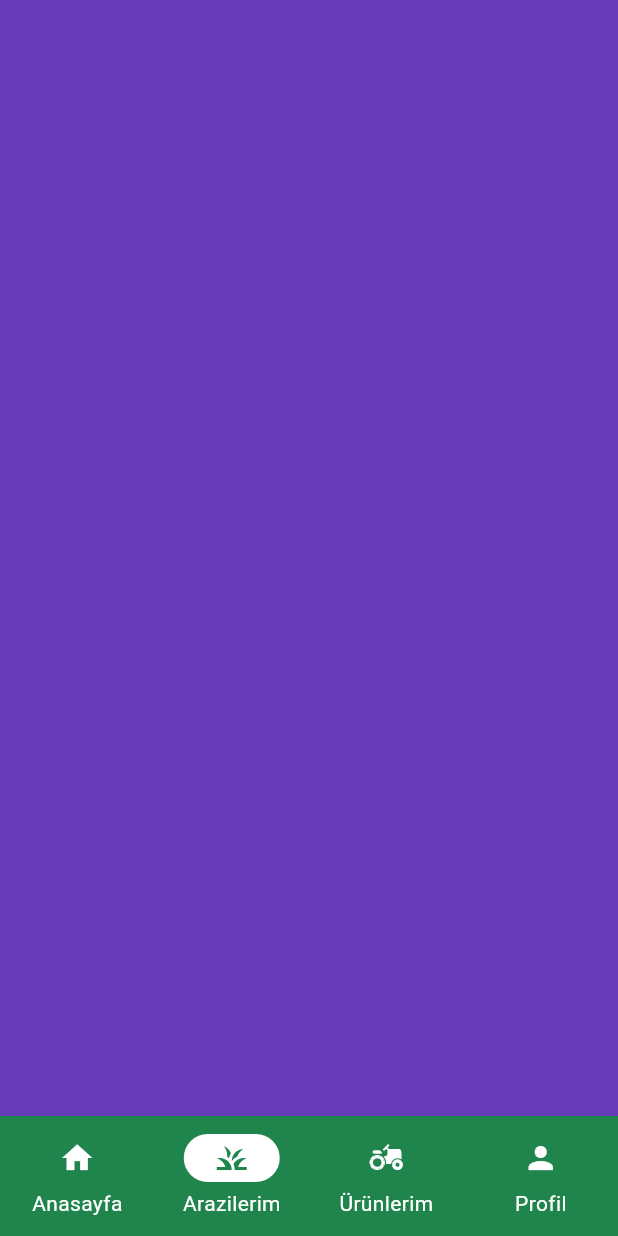
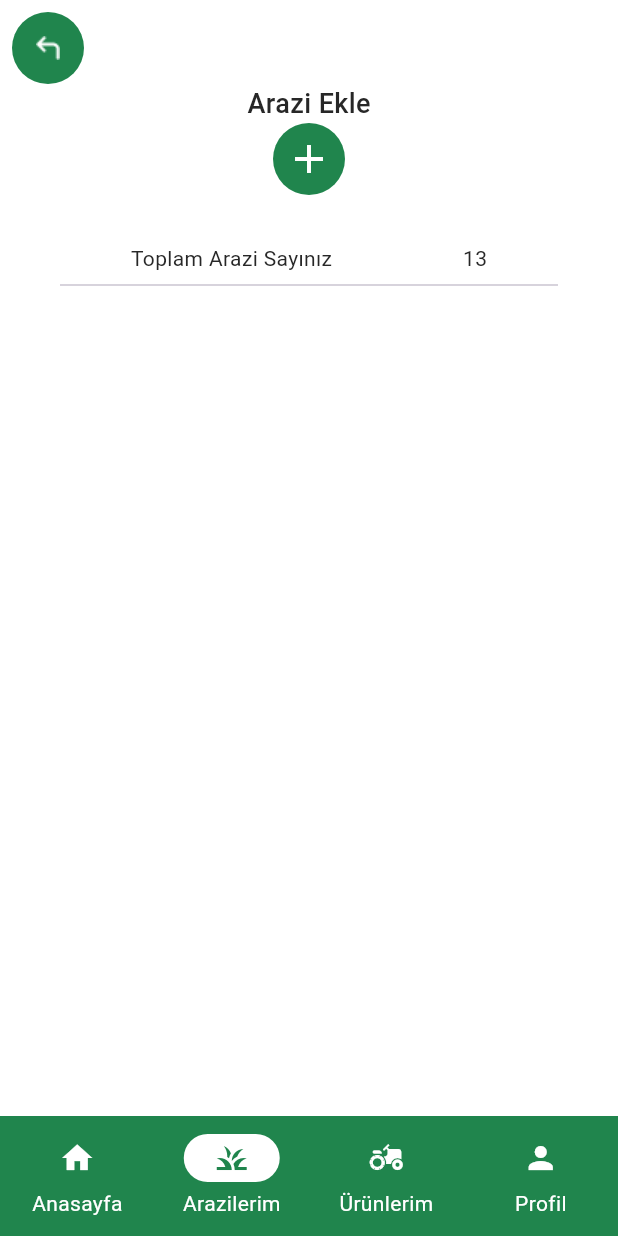
Before and after one commit to Mudrowe/Toprak-Rehberi, a Flutter app: the NavigationMenu screen opened directly, item 2 of the bottom bar chosen, on a phone screen of 412 x 824 dp. Run offline on Flutter 3.47's test engine with Material 3 defaults, Android fonts, the phone set to English and light mode, and no system bars; our stand-ins replace carousel_slider, fl_chart, get, logger, percent_indicator.

Commit message:
frontend: add lands screen
Change the icon button theme

```diff
--- a/lib/common/widgets/appbar/appbar.dart
+++ b/lib/common/widgets/appbar/appbar.dart
@@ -1,6 +1,6 @@
 import 'package:flutter/material.dart';
 import 'package:get/get.dart';
-import 'package:toprak_rehberi/common/widgets/appbar/widgets/circular_icon_button.dart';
+import 'package:toprak_rehberi/common/widgets/custom_shapes/circular_icon_button.dart';
 import 'package:toprak_rehberi/utils/constants/image_strings.dart';
 import 'package:toprak_rehberi/utils/device/device_utility.dart';
 
--- a/lib/features/main_pages/home/home.dart
+++ b/lib/features/main_pages/home/home.dart
@@ -10,7 +10,6 @@ import 'package:toprak_rehberi/utils/constants/sizes.dart';
 import 'package:toprak_rehberi/utils/constants/text_strings.dart';
 import 'package:toprak_rehberi/utils/helpers/helper_functions.dart';
 
-// TODO: ProductCards aren't recieved dynamically.
 // TODO: So, Stats are not compatible with products in the productsScreen
 
 // ! FIX: There isn't any length check for legendItems.
@@ -31,12 +30,14 @@ class HomeScreen extends StatelessWidget {
     return Scaffold(
       body: Column(
         children: [
-          const SizedBox(
-            height: TSizes.spaceBtwSections,
-          ),
+          const SizedBox(height: TSizes.spaceBtwSections),
 
-          TCardSlider(cards: cards,),
+          // Carousel Slider
+          TCardSlider(cards: cards),
+
           const SizedBox(height: TSizes.spaceBtwItems),
+
+          // Products stats
           Row(
             crossAxisAlignment: CrossAxisAlignment.center,
             mainAxisAlignment: MainAxisAlignment.spaceEvenly,
@@ -57,6 +58,8 @@ class HomeScreen extends StatelessWidget {
               ),
             ],
           ),
+
+          // Products Pie Chart
           TPieChart(
             chartName: TTexts.productDistribution,
             sections: [
@@ -104,15 +107,16 @@ class HomeScreen extends StatelessWidget {
               ),
             ],
           ),
-          const SizedBox(
-            height: TSizes.spaceBtwItems,
-          ),
+
+          const SizedBox(height: TSizes.spaceBtwItems),
+
+          // Lands Stats
           Row(
             crossAxisAlignment: CrossAxisAlignment.center,
             mainAxisAlignment: MainAxisAlignment.spaceEvenly,
             children: [
               Text(
-                TTexts.totalFields,
+                TTexts.totalLands,
                 style: TextStyle(
                     color: textColor,
                     fontWeight: FontWeight.bold,
@@ -127,8 +131,10 @@ class HomeScreen extends StatelessWidget {
               ),
             ],
           ),
+
+          // Lands Pie Chart
           TPieChart(
-            chartName: TTexts.fieldDistribution,
+            chartName: TTexts.landDistribution,
             sections: [
               PieChartSectionData(
                   value: 60,
--- a/lib/features/main_pages/home/widgets/product_card_home.dart
+++ b/lib/features/main_pages/home/widgets/product_card_home.dart
@@ -11,6 +11,8 @@ import 'package:toprak_rehberi/utils/constants/sizes.dart';
 // ! Maybe it will be like the searchbox style
 
 // ? pieChartColor1 is too dark for dark mod. Consider to change it
+
+// ! IconButton theme breaks the left-right arrows in the TProductCardHome.
 
 class TProductCardHome extends StatelessWidget {
   const TProductCardHome({
@@ -36,8 +38,8 @@ class TProductCardHome extends StatelessWidget {
         child: Row(
           mainAxisAlignment: MainAxisAlignment.spaceEvenly,
           children: [
-            IconButton(
-                onPressed: () {}, icon: const Icon(Icons.arrow_left_sharp)),
+            // ! IconButton theme breaks the left-right arrows in the TProductCardHome.
+            //IconButton(onPressed: () {}, icon: const Icon(Icons.arrow_left_sharp)),
             Column(
               children: [
                 const Text(
@@ -74,8 +76,8 @@ class TProductCardHome extends StatelessWidget {
                 ),
               ],
             ),
-            IconButton(
-                onPressed: () {}, icon: const Icon(Icons.arrow_right_sharp)),
+            // ! IconButton theme breaks the left-right arrows in the TProductCardHome.
+            //IconButton(onPressed: () {}, icon: const Icon(Icons.arrow_right_sharp)),
           ],
         ),
       ),
--- /dev/null
+++ b/lib/features/main_pages/lands/lands.dart
@@ -0,0 +1,50 @@
+import 'package:flutter/material.dart';
+import 'package:toprak_rehberi/common/widgets/appbar/appbar.dart';
+import 'package:toprak_rehberi/utils/constants/sizes.dart';
+import 'package:toprak_rehberi/utils/constants/text_strings.dart';
+
+class LandsScreen extends StatelessWidget {
+  const LandsScreen({super.key});
+
+  @override
+  Widget build(BuildContext context) {
+    return Scaffold(
+      appBar: const TAppBar(),
+      body: Center(
+        child: Column(
+          children: [
+            // Add Land Button
+            Column(
+              children: [
+                const Text(
+                  TTexts.addLand,
+                  style: TextStyle(
+                    fontSize: TSizes.fontSizeLg,
+                    fontWeight: FontWeight.w500,
+                  ),
+                ),
+                IconButton(
+                  iconSize: TSizes.iconLg,
+                  onPressed: () {},
+                  icon: const Icon(Icons.add),
+                ),
+
+                const SizedBox(height: TSizes.spaceBtwSections),
+
+                // Total Land Info
+                const Row(
+                  crossAxisAlignment: CrossAxisAlignment.center,
+                  mainAxisAlignment: MainAxisAlignment.spaceEvenly,
+                  children: [Text(TTexts.totalLands), Text('13')],
+                ),
+
+                const Divider(indent: 40, endIndent: 40),
+
+              ],
+            ),
+          ],
+        ),
+      ),
+    );
+  }
+}
--- a/lib/features/main_pages/products/widgets/harvested_products.dart
+++ b/lib/features/main_pages/products/widgets/harvested_products.dart
@@ -1,5 +1,5 @@
 import 'package:flutter/material.dart';
-import 'package:toprak_rehberi/common/widgets/custom_shapes/containers/search_container.dart';
+import 'package:toprak_rehberi/common/widgets/custom_shapes/search_container.dart';
 import 'package:toprak_rehberi/common/widgets/products/product_card.dart';
 import 'package:toprak_rehberi/common/widgets/products/widgets/products_lists.dart';
 import 'package:toprak_rehberi/utils/constants/sizes.dart';
--- a/lib/features/main_pages/products/widgets/planted_products.dart
+++ b/lib/features/main_pages/products/widgets/planted_products.dart
@@ -1,5 +1,5 @@
 import 'package:flutter/material.dart';
-import 'package:toprak_rehberi/common/widgets/custom_shapes/containers/search_container.dart';
+import 'package:toprak_rehberi/common/widgets/custom_shapes/search_container.dart';
 import 'package:toprak_rehberi/common/widgets/products/product_card.dart';
 import 'package:toprak_rehberi/common/widgets/products/widgets/products_lists.dart';
 import 'package:toprak_rehberi/utils/constants/sizes.dart';
--- a/lib/navigation_menu.dart
+++ b/lib/navigation_menu.dart
@@ -1,6 +1,7 @@
 import 'package:flutter/material.dart';
 import 'package:get/get.dart';
 import 'package:toprak_rehberi/features/main_pages/home/home.dart';
+import 'package:toprak_rehberi/features/main_pages/lands/lands.dart';
 import 'package:toprak_rehberi/features/main_pages/products/products.dart';
 import 'package:toprak_rehberi/features/main_pages/profile/profile.dart';
 
@@ -38,7 +39,7 @@ class NavigationController extends GetxController {
 
   final screens = [
     const HomeScreen(),
-    Container(color: Colors.deepPurple),
+    const LandsScreen(),
     const ProductsScreen(),
     const ProfileScreen(),
   ];
--- a/lib/utils/constants/image_strings.dart
+++ b/lib/utils/constants/image_strings.dart
@@ -6,6 +6,7 @@ class TImages {
   static const String backArrow = "assets/icons/back.png";
   static const String arrowBack = "assets/icons/arrow_back.png";
   static const String arrowForward = "assets/icons/arrow_forward.png";
+  static const String plus = "assets/icons/plus.png";
 
   // Products
   static const String apple = "assets/products/apple.png";
--- a/lib/utils/constants/text_strings.dart
+++ b/lib/utils/constants/text_strings.dart
@@ -46,12 +46,14 @@ class TTexts {
   static const String yourAccountCreatedTitle =
       "Your account successfully created!";
 
-  //  Home
-  static const String homeAppbarSubTitle = "";
-
   // Home Screen
   static const String totalProducts = 'Ekili Olan Toplam Ürün Sayınız';
   static const String productDistribution = 'ÜRÜN DAĞILIMINIZ';
-  static const String totalFields = 'Toplam Arazi Sayınız';
-  static const String fieldDistribution = 'ARAZİ TİPİ DAĞILIMINIZ';
+  static const String totalLands = 'Toplam Arazi Sayınız';
+  static const String landDistribution = 'ARAZİ TİPİ DAĞILIMINIZ';
+
+  // Operations
+  static const String addLand = 'Arazi Ekle';
+  static const String addProduct = 'Ürün Ekle';
+  static const String showSuggestions = 'Önerileri Gör';
 }
--- /dev/null
+++ b/lib/utils/theme/custom_themes/icon_button_theme.dart
@@ -0,0 +1,12 @@
+import 'package:flutter/material.dart';
+import 'package:toprak_rehberi/utils/constants/colors.dart';
+
+class TIconButtonTheme {
+  TIconButtonTheme._();
+
+  static IconButtonThemeData iconButtonTheme = const IconButtonThemeData(
+      style: ButtonStyle(
+        backgroundColor: WidgetStatePropertyAll<Color>(TColors.primaryColor),
+        iconColor: WidgetStatePropertyAll<Color>(TColors.white),
+  ));
+}
--- a/lib/utils/theme/theme.dart
+++ b/lib/utils/theme/theme.dart
@@ -5,6 +5,7 @@ import 'package:toprak_rehberi/utils/theme/custom_themes/buttom_sheet_theme.dart
 import 'package:toprak_rehberi/utils/theme/custom_themes/checkbox_theme.dart';
 import 'package:toprak_rehberi/utils/theme/custom_themes/chip_theme.dart';
 import 'package:toprak_rehberi/utils/theme/custom_themes/elevated_button_theme.dart';
+import 'package:toprak_rehberi/utils/theme/custom_themes/icon_button_theme.dart';
 import 'package:toprak_rehberi/utils/theme/custom_themes/navigation_bar_theme.dart';
 import 'package:toprak_rehberi/utils/theme/custom_themes/outlined_button_theme.dart';
 import 'package:toprak_rehberi/utils/theme/custom_themes/text_button_theme.dart';
@@ -31,6 +32,7 @@ class TAppTheme {
     inputDecorationTheme: TTextFormFieldTheme.lightInputDecorationTheme,
     textButtonTheme: TTextButtonTheme.lightTextButtonTheme,
     navigationBarTheme: TNavigationBarTheme.navigationBarTheme,
+    iconButtonTheme: TIconButtonTheme.iconButtonTheme,
   );
 
 
@@ -51,5 +53,6 @@ class TAppTheme {
     inputDecorationTheme: TTextFormFieldTheme.darkInputDecorationTheme,
     textButtonTheme: TTextButtonTheme.darkTextButtonTheme,
     navigationBarTheme: TNavigationBarTheme.navigationBarTheme,
+    iconButtonTheme: TIconButtonTheme.iconButtonTheme,
   );
 }
```
Also changed, not shown: lib/common/widgets/products/product_card.dart (+2 -6 lines), assets/icons/plus.png (added), lib/common/widgets/custom_shapes/circular_icon_button.dart (renamed from lib/common/widgets/appbar/widgets/circular_icon_button.dart), lib/common/widgets/custom_shapes/search_container.dart (renamed from lib/common/widgets/custom_shapes/containers/search_container.dart).
